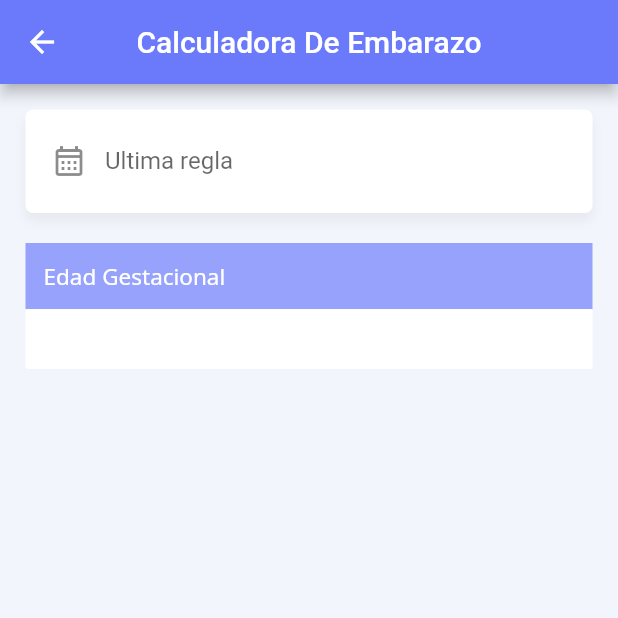
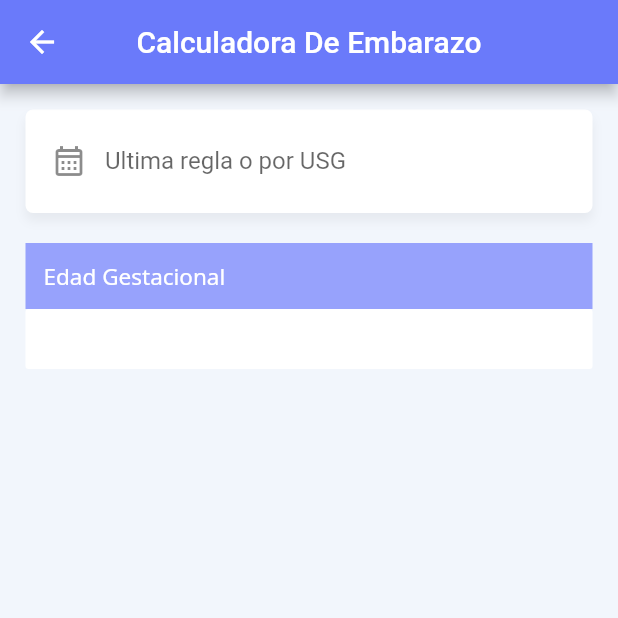
Before and after one commit to Fernatzoc/mobileSalud, a Flutter app: the CalculatorScreen screen opened by its route, on a phone screen of 412 x 824 dp, the top half of it. Run offline on Flutter 3.47's test engine with Material 2 defaults, Android fonts, the phone set to English and light mode, and no system bars; drawn by our look-alikes of date_time_picker; our stand-ins replace dio, flutter_secure_storage, fluttertoast, permission_handler; missing offline and left inert: flutter_file_dialog; accounts and stored records are empty; network calls fail.

Commit message:
Cmb added

```diff
--- a/lib/models/pregnant.dart
+++ b/lib/models/pregnant.dart
@@ -8,6 +8,7 @@ class Pregnant {
     required this.ultimaRegla,
     required this.peso,
     required this.altura,
+    required this.cmb,
     required this.idUser,
     this.userName,
     required this.updatedAt,
@@ -23,6 +24,7 @@ class Pregnant {
   String ultimaRegla;
   String peso;
   String altura;
+  String cmb;
   String? userName;
   String idUser;
   String updatedAt;
@@ -38,6 +40,7 @@ class Pregnant {
         ultimaRegla: json["ultima_regla"],
         peso: json["peso"],
         altura: json["altura"],
+        cmb: json["cmb"],
         idUser: json["id_user"],
         userName: json["user_name"],
         updatedAt: json["updated_at"],
@@ -54,6 +57,7 @@ class Pregnant {
         "ultima_regla": ultimaRegla,
         "peso": peso,
         "altura": altura,
+        "cmb": cmb,
         "id_user": idUser,
         "user_name": userName,
         "updated_at": updatedAt,
--- a/lib/providers/pregnancy_service.dart
+++ b/lib/providers/pregnancy_service.dart
@@ -45,6 +45,7 @@ class PregnancyService with ChangeNotifier {
   String lastRule = '';
   String weight = '';
   String height = '';
+  String cmb = '';
 
   bool isValidForm() {
     return formKey.currentState?.validate() ?? false;
@@ -68,7 +69,8 @@ class PregnancyService with ChangeNotifier {
       String dateOfBirth,
       String lastRule,
       String weight,
-      String height) async {
+      String height,
+      String cmb) async {
     creatingPregnant = true;
 
     final token = await AuthService.getToken();
@@ -83,6 +85,7 @@ class PregnancyService with ChangeNotifier {
       'ultima_regla': lastRule,
       'peso': weight,
       'altura': height,
+      'cmb': cmb,
       'id_user': userId
     };
 
--- a/lib/screen/calculator_screen.dart
+++ b/lib/screen/calculator_screen.dart
@@ -58,14 +58,14 @@ class _Calculator extends StatelessWidget {
               firstDate: DateTime(DateTime.now().year, DateTime.now().month - 9,
                   DateTime.now().day),
               lastDate: DateTime.now(),
-              dateLabelText: 'Ultima regla',
+              dateLabelText: 'Ultima regla o por USG',
               confirmText: 'Aceptar',
               cancelText: 'Cancelar',
               calendarTitle: 'Seleccione Fecha',
               decoration: const InputDecoration(
-                hintText: 'Ultima regla',
+                hintText: 'Ultima regla o por USG',
                 focusedBorder: InputBorder.none,
-                label: Text('Ultima regla'),
+                label: Text('Ultima regla o por USG'),
                 prefixIcon: Icon(Icons.calendar_month_outlined),
                 border: InputBorder.none,
               ),
--- a/lib/screen/sigle_pregnant_screen.dart
+++ b/lib/screen/sigle_pregnant_screen.dart
@@ -36,6 +36,7 @@ class SinglePregnantScreen extends StatelessWidget {
                 nacimientoDate: pregnant.fechaDeNacimiento,
                 peso: pregnant.peso,
                 altura: pregnant.altura,
+                cmb: pregnant.cmb,
                 createdAt: pregnant.createdAt,
                 autor: pregnant.userName!,
               ),
@@ -86,6 +87,7 @@ class _InfoPerson extends StatelessWidget {
   final String nacimientoDate;
   final String peso;
   final String altura;
+  final String cmb;
   final String createdAt;
   final String autor;
 
@@ -96,6 +98,7 @@ class _InfoPerson extends StatelessWidget {
       required this.cui,
       required this.peso,
       required this.altura,
+      required this.cmb,
       required this.createdAt,
       required this.autor})
       : super(key: key);
@@ -131,6 +134,7 @@ class _InfoPerson extends StatelessWidget {
                         title: 'Edad', value: '${getAge(nacimientoDate)} años'),
                     _TitleAndInfo(title: 'Peso', value: '$peso lb'),
                     _TitleAndInfo(title: 'Altura', value: '$altura mt'),
+                    _TitleAndInfo(title: 'Cmb', value: '$cmb cm'),
                   ],
                 ),
                 const SizedBox(height: 18),
@@ -219,7 +223,7 @@ class _InfoPeso extends StatelessWidget {
           padding: const EdgeInsets.all(12),
           width: double.infinity,
           child: const Text(
-            'Estado del peso',
+            'Estado nutricional',
             style: TextStyle(
                 color: Colors.white, fontFamily: fontText, fontSize: 15),
           ),
```
Also changed, not shown: lib/screen/create_register_screen.dart (+13 -1 lines), lib/screen/pregnancy_screen.dart (+27 -0 lines), lib/services/download_service.dart (added, +77 -0 lines), pubspec.yaml (+9 -0 lines), pubspec.lock, 10 other files.
